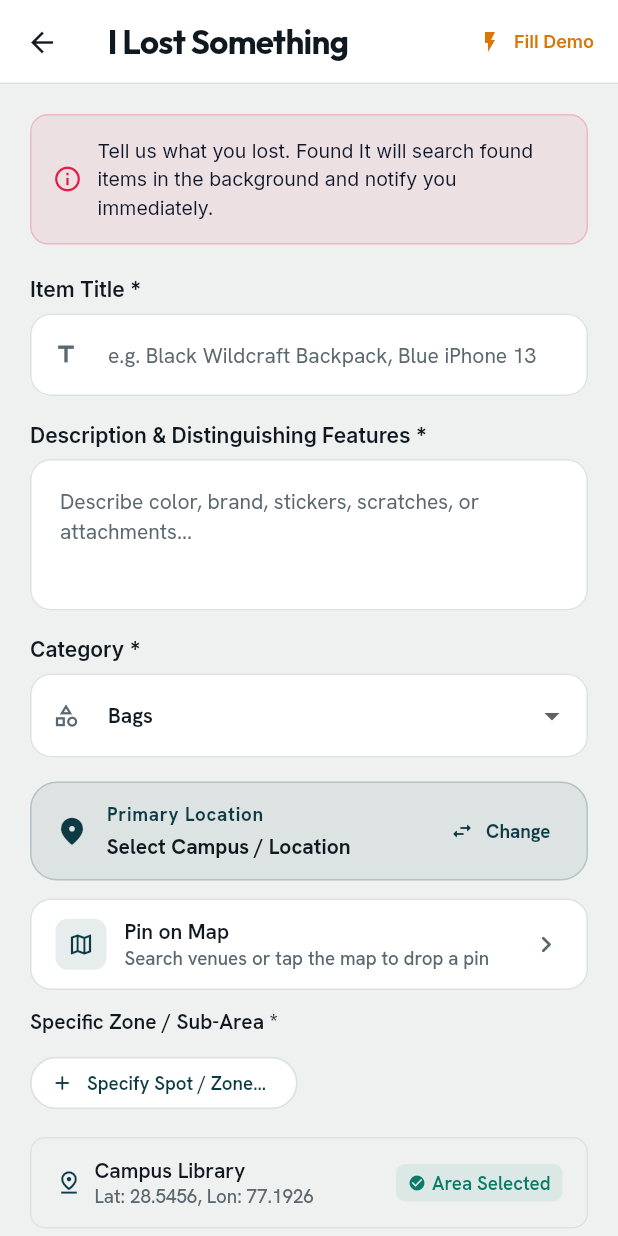
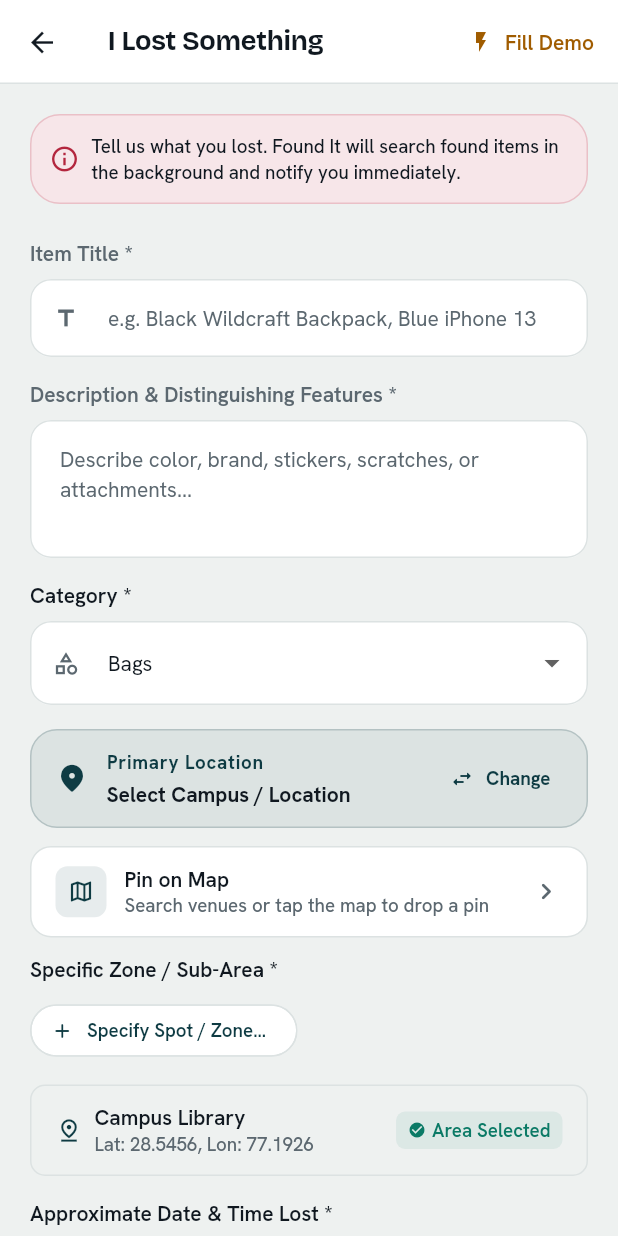
Before and after one commit to ajayg10/foundit, a Flutter app: the ReportLostScreen screen opened directly, on a phone screen of 412 x 824 dp. Run offline on Flutter 3.47's test engine with Material 3 defaults, Android fonts, the phone set to English and light mode, and no system bars; our stand-ins replace flutter_map, geolocator, google_fonts, image_picker, latlong2; missing offline and left inert: flutter_driver, serverpod, serverpod_auth_core_client, serverpod_auth_core_server, serverpod_auth_idp_client, serverpod_auth_idp_flutter and 4 more; statements that could not run were skipped.

Commit message:
feat(ui): migrate report lost screen to new design system

```diff
--- a/found_it_flutter/lib/screens/report_lost_screen.dart
+++ b/found_it_flutter/lib/screens/report_lost_screen.dart
@@ -1,10 +1,9 @@
 import 'package:flutter/material.dart';
 import 'package:found_it_client/found_it_client.dart';
-import 'package:google_fonts/google_fonts.dart';
 import 'package:intl/intl.dart';
 import '../client.dart';
 import '../state/app_state.dart';
-import '../theme/app_theme.dart';
+import '../ui/ui.dart';
 import '../widgets/location_picker.dart';
 import '../widgets/photo_picker.dart';
 
@@ -130,44 +129,37 @@ class _ReportLostScreenState extends State<ReportLostScreen> {
             mainAxisSize: MainAxisSize.min,
             children: [
               Container(
-                padding: const EdgeInsets.all(16),
+                padding: const EdgeInsets.all(AppSpacing.s16),
                 decoration: BoxDecoration(
-                  color: AppTheme.recoveryGreen.withOpacity(0.12),
+                  color: context.colors.success.withAlpha(30),
                   shape: BoxShape.circle,
                 ),
-                child: const Icon(
+                child: Icon(
                   Icons.check_circle,
-                  color: AppTheme.recoveryGreen,
+                  color: context.colors.success,
                   size: 40,
                 ),
               ),
-              const SizedBox(height: 16),
+              AppSpacing.gap16,
               Text(
                 'Lost Report Submitted!',
-                style: GoogleFonts.outfit(
-                  fontSize: 22,
-                  fontWeight: FontWeight.w700,
-                  color: AppTheme.textMain,
-                ),
+                style: AppText.h3(context.colors.ink),
               ),
-              const SizedBox(height: 8),
+              AppSpacing.gap8,
               Text(
                 'Serverpod is now automatically analyzing and matching this item with reported found items.',
                 textAlign: TextAlign.center,
-                style: GoogleFonts.inter(
-                  fontSize: 14,
-                  color: AppTheme.textMuted,
-                ),
+                style: AppText.body(context.colors.muted),
               ),
-              const SizedBox(height: 24),
+              AppSpacing.gap24,
               SizedBox(
                 width: double.infinity,
-                child: ElevatedButton(
+                child: AppButton(
+                  label: 'View Home & Matches',
                   onPressed: () {
                     Navigator.of(ctx).pop();
                     Navigator.of(context).pop();
                   },
-                  child: const Text('View Home & Matches'),
                 ),
               ),
             ],
@@ -185,33 +177,31 @@ class _ReportLostScreenState extends State<ReportLostScreen> {
 
   @override
   Widget build(BuildContext context) {
-    return Scaffold(
+    final colors = context.colors;
+
+    return AppScaffold(
       appBar: AppBar(
         title: Text(
           'I Lost Something',
-          style: GoogleFonts.outfit(fontWeight: FontWeight.w700),
+          style: AppText.h3(colors.ink),
         ),
         actions: [
           TextButton.icon(
             onPressed: _fillSampleLostBackpack,
-            icon: const Icon(
+            icon: Icon(
               Icons.flash_on,
               size: 16,
-              color: AppTheme.warningAmber,
+              color: colors.warning,
             ),
             label: Text(
               'Fill Demo',
-              style: GoogleFonts.inter(
-                fontSize: 12,
-                fontWeight: FontWeight.w600,
-                color: AppTheme.warningAmber,
-              ),
+              style: AppText.label(colors.warning),
             ),
           ),
         ],
       ),
       body: SingleChildScrollView(
-        padding: const EdgeInsets.all(20),
+        padding: const EdgeInsets.all(AppSpacing.s20),
         child: Center(
           child: ConstrainedBox(
             constraints: const BoxConstraints(maxWidth: 600),
@@ -221,101 +211,92 @@ class _ReportLostScreenState extends State<ReportLostScreen> {
                 crossAxisAlignment: CrossAxisAlignment.start,
                 children: [
                   Container(
-                    padding: const EdgeInsets.all(14),
+                    padding: const EdgeInsets.all(AppSpacing.s12),
                     decoration: BoxDecoration(
-                      color: AppTheme.lostRed.withOpacity(0.08),
-                      borderRadius: BorderRadius.circular(12),
-                      border: Border.all(
-                        color: AppTheme.lostRed.withOpacity(0.2),
-                      ),
+                      color: colors.lostSoft,
+                      borderRadius: AppRadius.panelBr,
+                      border: Border.all(color: colors.lost.withAlpha(50)),
                     ),
                     child: Row(
                       children: [
-                        const Icon(
+                        Icon(
                           Icons.info_outline,
-                          color: AppTheme.lostRed,
+                          color: colors.lost,
                           size: 20,
                         ),
-                        const SizedBox(width: 10),
+                        AppSpacing.hGap8,
                         Expanded(
                           child: Text(
                             'Tell us what you lost. Found It will search found items in the background and notify you immediately.',
-                            style: GoogleFonts.inter(
-                              fontSize: 13,
-                              color: AppTheme.textMain,
-                            ),
+                            style: AppText.caption(colors.ink),
                           ),
                         ),
                       ],
                     ),
                   ),
-                  const SizedBox(height: 20),
+                  AppSpacing.gap24,
 
                   // Title
-                  Text(
-                    'Item Title *',
-                    style: GoogleFonts.inter(
-                      fontSize: 14,
-                      fontWeight: FontWeight.w600,
-                    ),
-                  ),
-                  const SizedBox(height: 6),
-                  TextFormField(
+                  AppTextField(
+                    label: 'Item Title *',
                     controller: _titleController,
-                    decoration: const InputDecoration(
-                      hintText: 'e.g. Black Wildcraft Backpack, Blue iPhone 13',
-                      prefixIcon: Icon(Icons.title, size: 18),
-                    ),
+                    hint: 'e.g. Black Wildcraft Backpack, Blue iPhone 13',
+                    prefixIcon: const Icon(Icons.title, size: 18),
                     validator: (v) => v == null || v.trim().isEmpty
                         ? 'Please enter item title'
                         : null,
                   ),
-                  const SizedBox(height: 16),
+                  AppSpacing.gap16,
 
                   // Description
-                  Text(
-                    'Description & Distinguishing Features *',
-                    style: GoogleFonts.inter(
-                      fontSize: 14,
-                      fontWeight: FontWeight.w600,
-                    ),
-                  ),
-                  const SizedBox(height: 6),
-                  TextFormField(
+                  AppTextField(
+                    label: 'Description & Distinguishing Features *',
                     controller: _descController,
                     maxLines: 3,
-                    decoration: const InputDecoration(
-                      hintText:
-                          'Describe color, brand, stickers, scratches, or attachments...',
-                    ),
+                    hint:
+                        'Describe color, brand, stickers, scratches, or attachments...',
                     validator: (v) => v == null || v.trim().isEmpty
                         ? 'Please enter a description'
                         : null,
                   ),
-                  const SizedBox(height: 16),
+                  AppSpacing.gap16,
 
                   // Category
                   Text(
                     'Category *',
-                    style: GoogleFonts.inter(
-                      fontSize: 14,
-                      fontWeight: FontWeight.w600,
-                    ),
+                    style: AppText.label(colors.ink),
                   ),
-                  const SizedBox(height: 6),
+                  AppSpacing.gap8,
                   DropdownButtonFormField<String>(
                     value: _selectedCategory,
-                    decoration: const InputDecoration(
-                      prefixIcon: Icon(Icons.category_outlined, size: 18),
+                    decoration: InputDecoration(
+                      prefixIcon: const Icon(Icons.category_outlined, size: 18),
+                      filled: true,
+                      fillColor: colors.surface,
+                      border: OutlineInputBorder(
+                        borderRadius: AppRadius.buttonBr,
+                        borderSide: BorderSide(color: colors.line),
+                      ),
+                      enabledBorder: OutlineInputBorder(
+                        borderRadius: AppRadius.buttonBr,
+                        borderSide: BorderSide(color: colors.line),
+                      ),
+                      focusedBorder: OutlineInputBorder(
+                        borderRadius: AppRadius.buttonBr,
+                        borderSide: BorderSide(color: colors.brand, width: 2),
+                      ),
                     ),
                     items: _categories.map((c) {
-                      return DropdownMenuItem(value: c, child: Text(c));
+                      return DropdownMenuItem(
+                        value: c,
+                        child: Text(c, style: AppText.body(colors.ink)),
+                      );
                     }).toList(),
                     onChanged: (v) {
                       if (v != null) setState(() => _selectedCategory = v);
                     },
                   ),
-                  const SizedBox(height: 16),
+                  AppSpacing.gap16,
 
                   // Location Picker
                   LocationPickerWidget(
@@ -332,17 +313,14 @@ class _ReportLostScreenState extends State<ReportLostScreen> {
                       });
                     },
                   ),
-                  const SizedBox(height: 16),
+                  AppSpacing.gap16,
 
                   // Date and Time
                   Text(
                     'Approximate Date & Time Lost *',
-                    style: GoogleFonts.inter(
-                      fontSize: 14,
-                      fontWeight: FontWeight.w600,
-                    ),
+                    style: AppText.label(colors.ink),
                   ),
-                  const SizedBox(height: 6),
+                  AppSpacing.gap8,
                   InkWell(
                     onTap: () async {
                       final pickedDate = await showDatePicker(
@@ -371,45 +349,42 @@ class _ReportLostScreenState extends State<ReportLostScreen> {
                         }
                       }
                     },
-                    borderRadius: BorderRadius.circular(12),
+                    borderRadius: AppRadius.buttonBr,
                     child: Container(
                       padding: const EdgeInsets.symmetric(
-                        horizontal: 16,
-                        vertical: 14,
+                        horizontal: AppSpacing.s16,
+                        vertical: AppSpacing.s12,
                       ),
                       decoration: BoxDecoration(
-                        color: const Color(0xFFF1F5F9),
-                        borderRadius: BorderRadius.circular(12),
-                        border: Border.all(color: AppTheme.borderLight),
+                        color: colors.surface,
+                        borderRadius: AppRadius.buttonBr,
+                        border: Border.all(color: colors.line),
                       ),
                       child: Row(
                         children: [
-                          const Icon(
+                          Icon(
                             Icons.calendar_today,
                             size: 18,
-                            color: AppTheme.primaryBlue,
+                            color: colors.brand,
                           ),
-                          const SizedBox(width: 12),
+                          AppSpacing.hGap12,
                           Text(
                             DateFormat(
                               'EEEE, MMM d, yyyy • h:mm a',
                             ).format(_eventTime),
-                            style: GoogleFonts.inter(
-                              fontSize: 14,
-                              color: AppTheme.textMain,
-                            ),
+                            style: AppText.body(colors.ink),
                           ),
                           const Spacer(),
-                          const Icon(
+                          Icon(
                             Icons.edit,
                             size: 16,
-                            color: AppTheme.textMuted,
+                            color: colors.muted,
                           ),
                         ],
                       ),
                     ),
                   ),
-                  const SizedBox(height: 16),
+                  AppSpacing.gap16,
 
                   // Photo Picker (Camera + Gallery)
                   PhotoPickerWidget(
@@ -418,33 +393,15 @@ class _ReportLostScreenState extends State<ReportLostScreen> {
                       setState(() => _imageUrl = url);
                     },
                   ),
-                  const SizedBox(height: 28),
+                  AppSpacing.gap24,
 
                   // Submit Button
                   SizedBox(
                     width: double.infinity,
-                    child: ElevatedButton(
+                    child: AppButton(
+                      label: 'Submit Lost Report & Find Matches',
                       onPressed: _isSubmitting ? null : _submitReport,
-                      style: ElevatedButton.styleFrom(
-                        backgroundColor: AppTheme.primaryDark,
-                        padding: const EdgeInsets.symmetric(vertical: 16),
-                      ),
-                      child: _isSubmitting
-                          ? const SizedBox(
-                              height: 20,
-                              width: 20,
-                              child: CircularProgressIndicator(
-                                strokeWidth: 2,
-                                color: Colors.white,
-                              ),
-                            )
-                          : Text(
-                              'Submit Lost Report & Find Matches',
-                              style: GoogleFonts.inter(
-                                fontSize: 16,
-                                fontWeight: FontWeight.w700,
-                              ),
-                            ),
+                      loading: _isSubmitting,
                     ),
                   ),
                 ],
```
